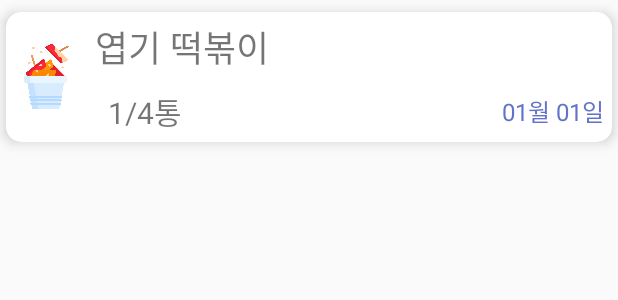
After one commit to Eat-solution-challenge/eat_app, an Android app: the layout item_contacts.xml on its own in the app's theme, with its tools: preview values and no code run, on a phone screen of 412 x 824 dp. The commit adds this screen. Shown: the top 300 px of the screen. Run offline under Robolectric (Android 15) with nearby library versions, the phone set to English and light mode, and no system bars.

Commit message:
합침!!

```diff
--- /dev/null
+++ b/app/src/main/res/layout/item_contacts.xml
@@ -0,0 +1,76 @@
+<?xml version="1.0" encoding="utf-8"?>
+<androidx.cardview.widget.CardView xmlns:android="http://schemas.android.com/apk/res/android"
+    xmlns:app="http://schemas.android.com/apk/res-auto"
+    android:id="@+id/mRootView"
+    android:layout_width="match_parent"
+    android:layout_height="wrap_content"
+    android:layout_marginTop="8dp"
+    android:layout_marginLeft="4dp"
+    android:layout_marginRight="4dp"
+    android:layout_marginBottom="4dp"
+    app:cardBackgroundColor="#FFFFFFFF"
+    app:cardCornerRadius="10dp"
+    app:cardElevation="5dp">
+
+    <LinearLayout
+        android:id="@+id/layout1"
+        android:layout_width="match_parent"
+        android:layout_height="wrap_content"
+        android:orientation="horizontal"
+        android:visibility="visible">
+
+        <ImageView
+            android:id="@+id/maincategory_picture"
+            android:layout_width="54dp"
+            android:layout_height="54dp"
+            android:layout_gravity="center_vertical"
+            android:padding="5dp"
+            app:srcCompat="@drawable/korean_snack" />
+
+        <LinearLayout
+            android:layout_width="match_parent"
+            android:layout_height="wrap_content"
+            android:layout_margin="5dp"
+            android:layout_weight="1"
+            android:orientation="vertical">
+
+            <TextView
+                android:id="@+id/menuname"
+                android:layout_width="match_parent"
+                android:layout_height="wrap_content"
+                android:text="엽기 떡볶이"
+                android:textSize="24sp" />
+
+            <RelativeLayout
+                android:layout_width="match_parent"
+                android:layout_height="wrap_content"
+                android:layout_marginTop="10dp">
+
+
+                <TextView
+                    android:id="@+id/amountTextView"
+                    android:layout_width="wrap_content"
+                    android:layout_height="wrap_content"
+                    android:layout_marginEnd="213dp"
+                    android:layout_toStartOf="@+id/dateTextView"
+                    android:text="1/4통"
+                    android:textSize="20sp" />
+
+                <TextView
+                    android:id="@+id/dateTextView"
+                    android:layout_width="wrap_content"
+                    android:layout_height="wrap_content"
+                    android:layout_alignParentRight="true"
+                    android:layout_centerVertical="true"
+                    android:text="01월 01일"
+                    android:textColor="#E24E60C1"
+                    android:textSize="16sp" />
+
+            </RelativeLayout>
+
+        </LinearLayout>
+
+    </LinearLayout>
+
+
+</androidx.cardview.widget.CardView>
```
Also changed, not shown: app/src/main/java/com/example/eat/main/findAmount/ChartViewRecordFragment.kt (added, +21 -0 lines), app/src/main/java/com/example/eat/main/findAmount/Contacts.kt (added, +7 -0 lines), app/src/main/java/com/example/eat/main/findAmount/ContactsListAdapter.kt (added, +23 -0 lines), app/src/main/java/com/example/eat/main/findAmount/ContactsViewHolder.kt (added, +31 -0 lines), app/src/main/java/com/example/eat/main/findAmount/FindAmountFragment.kt (+5 -6 lines), app/src/main/java/com/example/eat/main/findAmount/ListFragment.kt (added, +50 -0 lines), app/src/main/java/com/example/eat/main/findAmount/ViewRecordFragment.kt (+46 -0 lines), app/src/main/res/layout/fragment_chart_view_record.xml (added, +21 -0 lines), app/src/main/res/layout/fragment_view_record.xml (+18 -106 lines).
